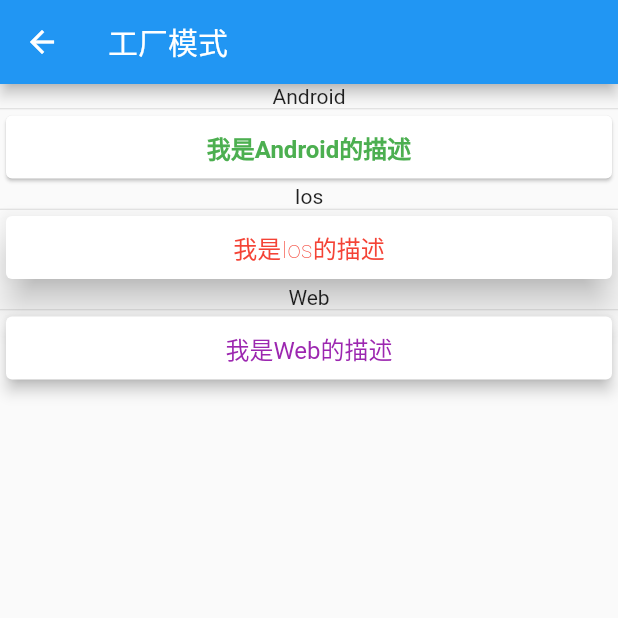
After one commit to FlutterOpen/design_patterns, a Flutter app: the FactoryPage screen opened by its route, on a phone screen of 412 x 824 dp, the top half of it. The commit adds this screen. Run offline on Flutter 3.47's test engine with Material 2 defaults, Android fonts, the phone set to English and light mode, and no system bars.

Commit message:
feat(): 完成工厂模式

```diff
--- /dev/null
+++ b/lib/constant/color_const.dart
@@ -0,0 +1,40 @@
+import 'package:flutter/material.dart';
+
+/// Created by NieBin on 2020-03-16
+/// Github: https://github.com/nb312
+/// Email: niebin312@gmail.com
+
+class ColorConst{
+  static const Color WHITE = Colors.white;
+
+  static const Color STATE_COLOR = Colors.white;
+  static const Color BUTTON_COLOR = Color(0xFF01C2C3);
+  static const Color BACKGROUND = Colors.black;
+  static const Color ITEM_BACK = Colors.white;
+  static const Color TRANSPARENT = Colors.transparent;
+
+  ///背景颜色
+  static const Color BG_NORMAL = Color(0x1F000000);
+  static const Color BG_DISABLE = Color(0xFF757575);
+  static const Color BG_GREY = Color(0xFFF5F5F9);
+  static const Color BG_GREY_LIGHT = Color(0xFFF7F7F7);
+  static const Color BG_BLUE = Color(0xFF01C2C3);
+  static const Color BG_RED = Color(0xFFFF4556);
+  static const Color BG_LIGHT_BLUE = Color(0xFFEEF9F9);
+
+  ///横线颜色
+  static const Color LINE_NORMAL = Color(0xFFEEEEEE);
+
+  ///边框颜色
+  static const Color BORDER_GRAY = Color(0xFFAAAABB);
+
+  ///字体颜色
+  static const Color TEXT_TITLE = Colors.black;
+  static const Color TEXT_BLACK = Color(0xFF14151A);
+  static const Color TEXT_CONTENT = Color(0xFF5A5F6D);
+  static const Color TEXT_HINT = Color(0x42000000);
+  static const Color TEXT_WARN = Color(0xFFEF5350);
+  static const Color TEXT_GRAY_DEEPEN = Color(0xFF5A5F6D);
+  static const Color TEXT_GRAY = Color(0xFFAAAABB);
+  static const Color TEXT_BLUE = Color(0xFF01C2C3);
+}
--- a/lib/constant/string_const.dart
+++ b/lib/constant/string_const.dart
@@ -4,4 +4,7 @@
 ///字符串常量
 class StringConst {
   static const String APP_NAME = "设计模式";
+
+  ///工厂模式
+  static const String FACTORY_ = "工厂模式";
 }
--- a/lib/main.dart
+++ b/lib/main.dart
@@ -1,7 +1,10 @@
 import 'package:flutter/material.dart';
 import 'package:flutter_design/constant/string_const.dart';
-import 'package:flutter_design/page/home_page.dart';
 
+import 'constant/page_const.dart';
+import 'constant/string_const.dart';
+import 'page/_page.dart';
+///{link https://www.runoob.com/design-pattern/design-pattern-tutorial.html}
 void main() => runApp(MyApp());
 
 class MyApp extends StatelessWidget {
@@ -15,7 +18,7 @@
       ),
       home: HomePage(),
       routes: {
-        "page": (context) => Container(),
+        PageConst.FACTORY_PAGE: (context) => FactoryPage(),
       },
     );
   }
--- /dev/null
+++ b/lib/page/_page.dart
@@ -0,0 +1,5 @@
+/// Created by NieBin on 2020-03-16
+/// Github: https://github.com/nb312
+/// Email: niebin312@gmail.com
+export "factory/factory_page.dart";
+export 'home_page.dart';
--- /dev/null
+++ b/lib/page/factory/describe_text.dart
@@ -0,0 +1,50 @@
+import 'package:flutter/material.dart';
+import 'package:flutter_design/constant/color_const.dart';
+
+/// Created by NieBin on 2020-03-16
+/// Github: https://github.com/nb312
+/// Email: niebin312@gmail.
+//
+abstract class IPlatformDescribeText {
+  Widget text(String content);
+}
+
+class AndroidDescribeText implements IPlatformDescribeText {
+  @override
+  Widget text(String content) => Card(
+        child: Center(
+          child: Text(
+            content,
+            style: TextStyle(
+                fontSize: 16, color: Colors.green, fontWeight: FontWeight.bold),
+          ),
+        ),
+      );
+}
+
+class IosDescribeText implements IPlatformDescribeText {
+  @override
+  Widget text(String content) => Card(
+        elevation: 10,
+        child: Center(
+          child: Text(
+            content,
+            style: TextStyle(
+                fontSize: 16, color: Colors.red, fontWeight: FontWeight.w100),
+          ),
+        ),
+      );
+}
+
+class WebDescribeText implements IPlatformDescribeText {
+  @override
+  Widget text(String content) => Card(
+        elevation: 4,
+        child: Center(
+          child: Text(
+            content,
+            style: TextStyle(fontSize: 16, color: Colors.purple),
+          ),
+        ),
+      );
+}
--- /dev/null
+++ b/lib/page/factory/factory_concrete.dart
@@ -0,0 +1,22 @@
+import 'package:flutter/material.dart';
+import 'package:flutter_design/page/factory/describe_text.dart';
+
+/// Created by NieBin on 2020-03-16
+/// Github: https://github.com/nb312
+/// Email: niebin312@gmail.com
+enum P { Android, Ios, Web }
+
+class DesFactory {
+ static IPlatformDescribeText createPlatformText(P p) {
+    switch (p) {
+      case P.Android:
+        return AndroidDescribeText();
+      case P.Ios:
+        return IosDescribeText();
+      case P.Web:
+        return WebDescribeText();
+      default:
+        return AndroidDescribeText();
+    }
+  }
+}
--- /dev/null
+++ b/lib/page/factory/factory_page.dart
@@ -0,0 +1,54 @@
+import 'package:flutter/material.dart';
+import 'package:flutter_design/page/factory/factory_concrete.dart';
+
+import '../../constant/string_const.dart';
+
+/// Created by NieBin on 2020-03-16
+/// Github: https://github.com/nb312
+/// Email: niebin312@gmail.com
+class FactoryPage extends StatefulWidget {
+  @override
+  _FactoryPageState createState() => _FactoryPageState();
+}
+
+class _FactoryPageState extends State<FactoryPage> {
+  @override
+  Widget build(BuildContext context) {
+    return Scaffold(
+      appBar: AppBar(
+        title: Text(StringConst.FACTORY_),
+      ),
+      body: Container(
+        child: Column(
+          children: [
+            Text("Android"),
+            Divider(
+              height: 1,
+            ),
+            Container(
+              constraints: BoxConstraints.expand(height: 50),
+              child:
+                  DesFactory.createPlatformText(P.Android).text("我是Android的描述"),
+            ),
+            Text("Ios"),
+            Divider(
+              height: 1,
+            ),
+            Container(
+              constraints: BoxConstraints.expand(height: 50),
+              child: DesFactory.createPlatformText(P.Ios).text("我是Ios的描述"),
+            ),
+            Text("Web"),
+            Divider(
+              height: 1,
+            ),
+            Container(
+              constraints: BoxConstraints.expand(height: 50),
+              child: DesFactory.createPlatformText(P.Web).text("我是Web的描述"),
+            ),
+          ],
+        ),
+      ),
+    );
+  }
+}
--- a/lib/page/home_page.dart
+++ b/lib/page/home_page.dart
@@ -1,7 +1,8 @@
-import 'dart:collection';
-
 import 'package:flutter/material.dart';
 import 'package:flutter_design/constant/string_const.dart';
+
+import '../constant/page_const.dart';
+import '../constant/string_const.dart';
 
 /// Created by NieBin on 2020-03-16
 /// Github: https://github.com/nb312
@@ -13,7 +14,7 @@
 }
 
 //参考链接
-Map<String, String> map = {"page": "content"};
+Map<String, String> map = {PageConst.FACTORY_PAGE: StringConst.FACTORY_};
 
 class _HomePageState extends State<HomePage> {
   @override
```
